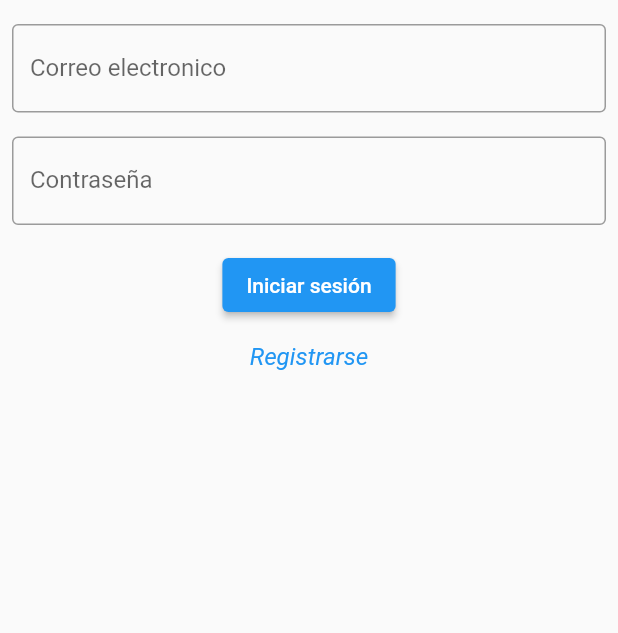
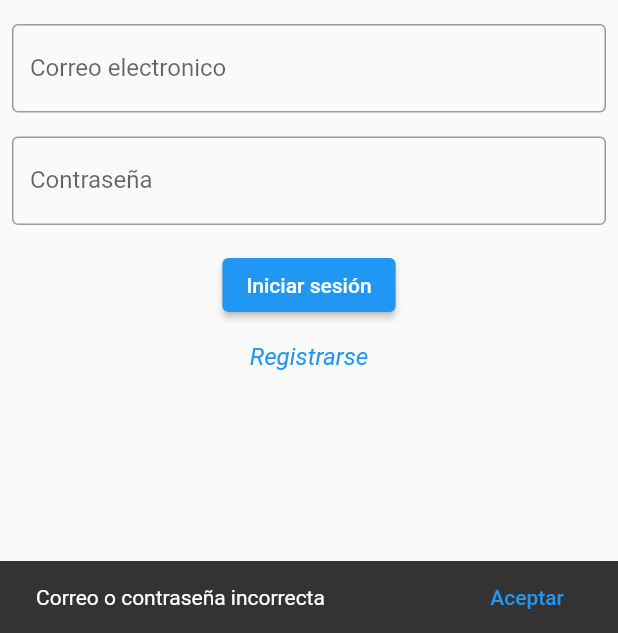
Before and after one commit to TurPhoenix/AppTurPhoenix, a Flutter app: the screen it shows after launch, after a tap on "Iniciar sesión", on a phone screen of 412 x 824 dp, the part 603-1236 px from its top. Run offline on Flutter 3.47's test engine with Material 2 defaults, Android fonts, the phone set to English and light mode, and no system bars; our stand-ins replace shared_preferences.

Commit message:
segundo Sprint

```diff
--- a/TurPhoenix/lib/models/user.dart
+++ b/TurPhoenix/lib/models/user.dart
@@ -4,34 +4,36 @@ class User {
   var _contra;
   var _genero;
   var _destinos;
-  var _fechanacimiento;
+  var _fecha;
 
 
   User(this._nombre, this._correo, this._contra, this._genero, this._destinos,
-      this._fechanacimiento);
+      this._fecha);
+
+  User.Empty();
 
   User.fromJson(Map<String, dynamic> json)
       : _nombre = json['nombre'],
         _correo = json['correo'],
-        _contra = json['contraseña'],
+        _contra = json['contra'],
         _genero = json['genero'],
         _destinos = json['destinos'],
-        _fechanacimiento = json['fechanacimiento'];
+        _fecha = json['fecha'];
 
-  Map<String, dynamic> ToJson() =>
+  Map<String, dynamic> toJson() =>
       {
         'nombre': _nombre,
         'correo': _correo,
         'contra': _contra,
         'genero': _genero,
         'destinos': _destinos,
-        'fechanacimiento': _fechanacimiento,
+        'fecha': _fecha,
       };
 
-  get fechanacimiento => _fechanacimiento;
+  get fecha => _fecha;
 
-  set fechanacimiento(value) {
-    _fechanacimiento = value;
+  set fecha(value) {
+    _fecha = value;
   }
 
   get destinos => _destinos;
--- a/TurPhoenix/lib/pages/login_page.dart
+++ b/TurPhoenix/lib/pages/login_page.dart
@@ -1,5 +1,9 @@
+import 'dart:convert';
+import 'package:shared_preferences/shared_preferences.dart';
+import 'package:turphoenix/models/user.dart';
 import 'package:turphoenix/pages/register_page.dart';
 import 'package:flutter/material.dart';
+import 'home_page.dart';
 
 
 class LoginPage extends StatefulWidget {
@@ -12,6 +16,42 @@ class LoginPage extends StatefulWidget {
 class _LoginPageState extends State<LoginPage> {
   final _correo = TextEditingController();
   final _contra = TextEditingController();
+
+  User userLoad = User.Empty();
+
+  @override
+  void initState(){
+    _getUser();
+    super.initState();
+  }
+
+  _getUser() async {
+    SharedPreferences prefs = await SharedPreferences.getInstance();
+    Map<String, dynamic> userMap = jsonDecode(prefs.getString("user").toString());
+    userLoad = User.fromJson(userMap);
+  }
+
+  void _showMsg(String msg) {
+    final scaffold = ScaffoldMessenger.of(context);
+    scaffold.showSnackBar(
+      SnackBar(
+        content: Text(msg),
+        action: SnackBarAction(
+            label: 'Aceptar', onPressed: scaffold.hideCurrentSnackBar),
+      ),
+    );
+  }
+
+  void _validarUsuario() {
+    print(userLoad.correo);
+    print(userLoad.contra);
+    if (_correo.text == userLoad.correo && _contra.text == userLoad.contra) {
+      Navigator.pushReplacement(
+          context, MaterialPageRoute(builder: (context) => const HomePage()));
+    } else {
+      _showMsg("Correo o contraseña incorrecta");
+    }
+  }
 
   @override
   Widget build(BuildContext context) {
@@ -44,7 +84,9 @@ class _LoginPageState extends State<LoginPage> {
                   height: 16.0,
                 ),
                 ElevatedButton(
-                    onPressed: () {}, child: const Text('Iniciar sesión')),
+                    onPressed: () {
+                      _validarUsuario();
+                    }, child: const Text('Iniciar sesión')),
                 TextButton(
                   style: TextButton.styleFrom(
                       textStyle: const TextStyle(
@@ -56,7 +98,7 @@ class _LoginPageState extends State<LoginPage> {
                     Navigator.push(
                         context,
                         MaterialPageRoute(
-                            builder: (context) => RegisterPage()));
+                            builder: (context) => const RegisterPage()));
                   },
                   child: const Text('Registrarse'),
                 ),
--- a/TurPhoenix/pubspec.yaml
+++ b/TurPhoenix/pubspec.yaml
@@ -29,12 +29,12 @@ environment:
 # the latest version available on pub.dev. To see which dependencies have newer
 # versions available, run `flutter pub outdated`.
 dependencies:
+  shared_preferences: 2.0.15
   intl: ^0.17.0
   flutter:
     sdk: flutter
   flutter_localizations:
     sdk: flutter
-
 
   # The following adds the Cupertino Icons font to your application.
   # Use with the CupertinoIcons class for iOS style icons.
```
Also changed, not shown: TurPhoenix/lib/pages/home_page.dart (added, +42 -0 lines), TurPhoenix/lib/pages/register_page.dart (+9 -0 lines), TurPhoenix/assets/images/frontinoiglesia.jpg (added), TurPhoenix/pubspec.lock, 62 other files.
